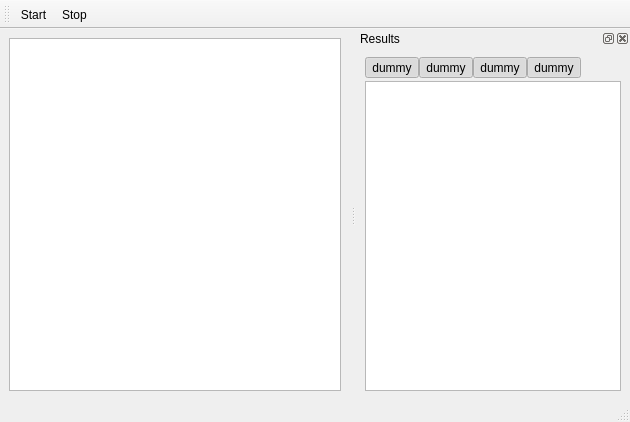
Qt form plugins/xtest/qxrunner/runnerwindow.ui (KDE/kdevelop) before a commit.
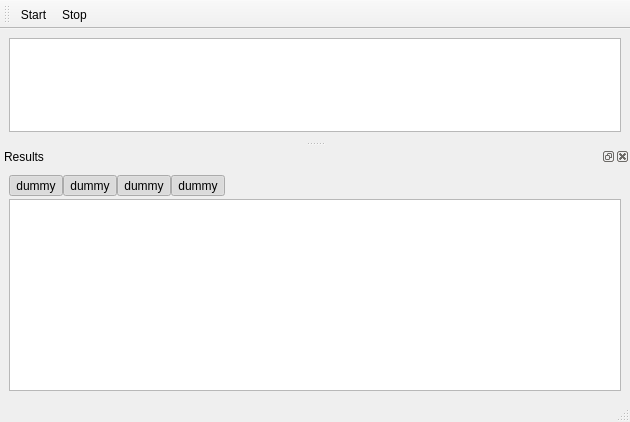
The same form after that commit. Icons and pictures are not drawn.

Diff of the .ui file:
```diff
--- a/plugins/xtest/qxrunner/runnerwindow.ui
+++ b/plugins/xtest/qxrunner/runnerwindow.ui
@@ -21,8 +21,8 @@
     <rect>
      <x>0</x>
      <y>34</y>
-     <width>350</width>
-     <height>369</height>
+     <width>630</width>
+     <height>196</height>
     </rect>
    </property>
    <layout class="QGridLayout" >
@@ -83,10 +83,10 @@
   <widget class="QDockWidget" name="dockResults" >
    <property name="geometry" >
     <rect>
-     <x>356</x>
-     <y>34</y>
-     <width>274</width>
-     <height>369</height>
+     <x>0</x>
+     <y>236</y>
+     <width>630</width>
+     <height>167</height>
     </rect>
    </property>
    <property name="features" >
@@ -96,15 +96,15 @@
     <string>Results</string>
    </property>
    <attribute name="dockWidgetArea" >
-    <number>2</number>
+    <number>8</number>
    </attribute>
    <widget class="QWidget" name="dockWidgetContents" >
     <property name="geometry" >
      <rect>
       <x>0</x>
       <y>20</y>
-      <width>274</width>
-      <height>349</height>
+      <width>630</width>
+      <height>147</height>
      </rect>
     </property>
     <layout class="QVBoxLayout" >
```
Left out of the diff: 2 changed lines with no effect on the pictures.
